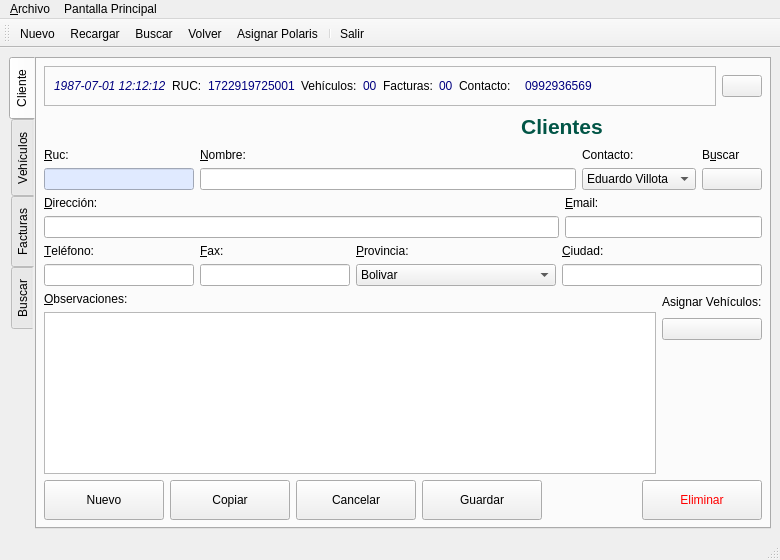
Qt form aplicacion/plantillas/frm_cliente.ui (eduardouio/gelvsrm) before a commit.
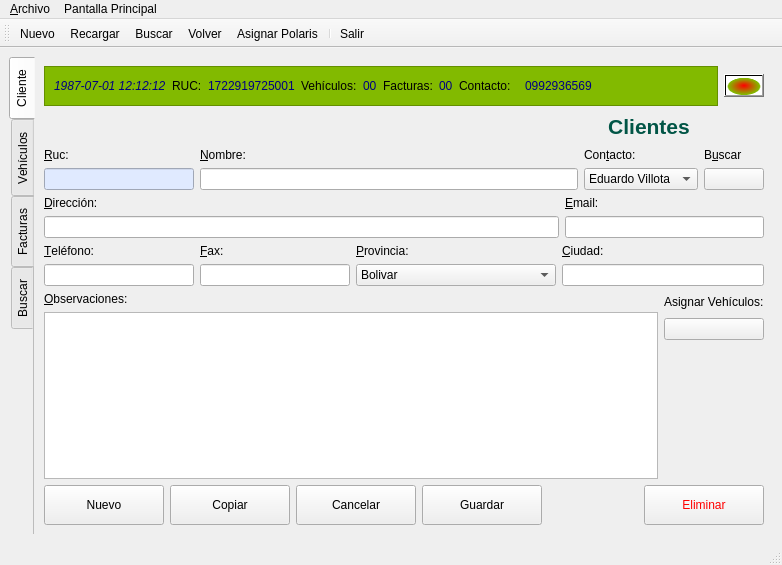
The same form after that commit. The open tabs and pages were chosen to show the change. Icons and pictures are not drawn.

Commit message: la primera ventana que medio hace algo

What changed in the file:
```diff
--- a/aplicacion/plantillas/frm_cliente.ui
+++ b/aplicacion/plantillas/frm_cliente.ui
@@ -6,8 +6,8 @@
    <rect>
     <x>0</x>
     <y>0</y>
-    <width>780</width>
-    <height>560</height>
+    <width>782</width>
+    <height>565</height>
    </rect>
   </property>
   <property name="acceptDrops">
@@ -20,6 +20,9 @@
    <iconset resource="polaris.qrc">
     <normaloff>:/Icons/icons/gear.png</normaloff>:/Icons/icons/gear.png</iconset>
   </property>
+  <property name="styleSheet">
+   <string notr="true"/>
+  </property>
   <property name="documentMode">
    <bool>false</bool>
   </property>
@@ -49,7 +52,7 @@
        </size>
       </property>
       <property name="documentMode">
-       <bool>false</bool>
+       <bool>true</bool>
       </property>
       <property name="tabsClosable">
        <bool>false</bool>
@@ -74,7 +77,7 @@
             <item>
              <widget class="QFrame" name="frame">
               <property name="styleSheet">
-               <string notr="true"/>
+               <string notr="true">background-color:rgb(130, 186, 0)</string>
               </property>
               <property name="frameShape">
                <enum>QFrame::StyledPanel</enum>
@@ -206,6 +209,9 @@
               <property name="toolTip">
                <string>Regreasar al Panel de Control</string>
               </property>
+              <property name="styleSheet">
+               <string notr="true">background-color: qradialgradient(spread:pad, cx:0.5, cy:0.6, radius:0.9, fx:0.5, fy:0.5, stop:0 rgba(255, 0, 0, 255), stop:0.479904 rgba(130, 186, 0), stop:0.522685 rgba(255, 255, 255, 255), stop:1 rgba(255, 255, 255, 255));</string>
+              </property>
               <property name="text">
                <string/>
               </property>
@@ -446,7 +452,7 @@
               </property>
               <property name="sizeHint" stdset="0">
                <size>
-                <width>187</width>
+                <width>200</width>
                 <height>20</height>
                </size>
               </property>
@@ -462,19 +468,6 @@
               </property>
              </widget>
             </item>
-            <item>
-             <spacer name="horizontalSpacer_5">
-              <property name="orientation">
-               <enum>Qt::Horizontal</enum>
-              </property>
-              <property name="sizeHint" stdset="0">
-               <size>
-                <width>227</width>
-                <height>20</height>
-               </size>
-              </property>
-             </spacer>
-            </item>
            </layout>
           </item>
           <item>
@@ -502,7 +495,10 @@
             <item row="0" column="2">
              <widget class="QLabel" name="lbl_contacto">
               <property name="text">
-               <string>Contacto:</string>
+               <string>Con&amp;tacto:</string>
+              </property>
+              <property name="buddy">
+               <cstring>cmb_contacto</cstring>
               </property>
              </widget>
             </item>
@@ -859,6 +855,9 @@
                 <height>40</height>
                </size>
               </property>
+              <property name="styleSheet">
+               <string notr="true"/>
+              </property>
               <property name="text">
                <string>Nuevo</string>
               </property>
@@ -931,6 +930,19 @@
                 <height>40</height>
                </size>
               </property>
+              <property name="styleSheet">
+               <string notr="true">#hover {
+background: qradialgradient(cx: 0.3, cy: -0.4,
+fx: 0.3, fy: -0.4,
+radius: 1.35, stop: 0 #fff, stop: 1 #bbb);
+}
+
+#pressed {
+background: qradialgradient(cx: 0.4, cy: -0.1,
+fx: 0.4, fy: -0.1,
+radius: 1.35, stop: 0 #fff, stop: 1 #ddd);
+}</string>
+              </property>
               <property name="text">
                <string>Guardar</string>
               </property>
@@ -1575,8 +1587,8 @@
     <rect>
      <x>0</x>
      <y>0</y>
-     <width>780</width>
-     <height>25</height>
+     <width>782</width>
+     <height>21</height>
     </rect>
    </property>
    <property name="nativeMenuBar">
```
Left out of the diff: 11 changed lines with no effect on the pictures. The commit also changes 3 other files.
